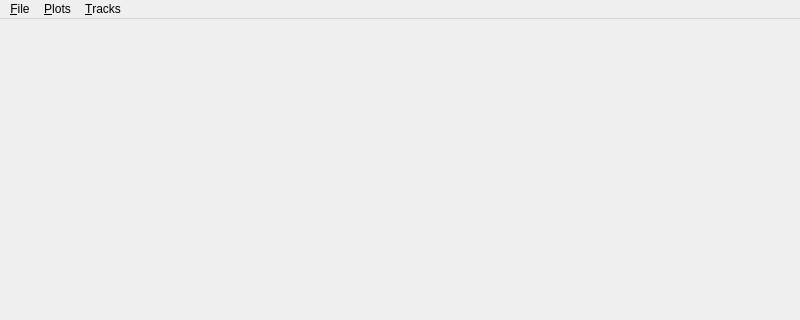
Above: src/mainwindow.ui from crwper/flysight-viewer-2 before the change; both pictures show x 0 to 800 and y 0 to 320 of the 800 by 600 pixel window. Below: the same form after it.
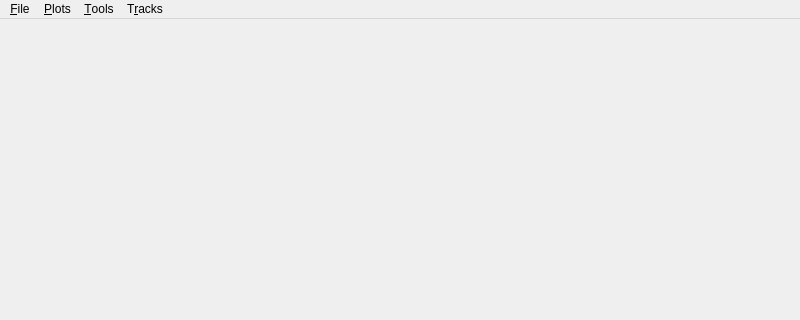
That is the form after the change.

Commit message: Set up UI for pan/zoom/select

What changed in the file:
```diff
--- a/src/mainwindow.ui
+++ b/src/mainwindow.ui
@@ -25,7 +25,7 @@
    </property>
    <widget class="QMenu" name="menuTrack">
     <property name="title">
-     <string>&amp;Tracks</string>
+     <string>T&amp;racks</string>
     </property>
     <addaction name="action_ShowSelected"/>
     <addaction name="action_HideSelected"/>
@@ -43,10 +43,19 @@
      <string>&amp;File</string>
     </property>
     <addaction name="action_Import"/>
-    <addaction name="actionImportFolder"/>
+    <addaction name="action_ImportFolder"/>
+   </widget>
+   <widget class="QMenu" name="menu_Tools">
+    <property name="title">
+     <string>&amp;Tools</string>
+    </property>
+    <addaction name="action_Pan"/>
+    <addaction name="action_Zoom"/>
+    <addaction name="action_Select"/>
    </widget>
    <addaction name="menu_File"/>
    <addaction name="menuPlots"/>
+   <addaction name="menu_Tools"/>
    <addaction name="menuTrack"/>
   </widget>
   <action name="action_Import">
```
Left out of the diff: 35 changed lines with no effect on the pictures. The commit also changes 4 other files.
